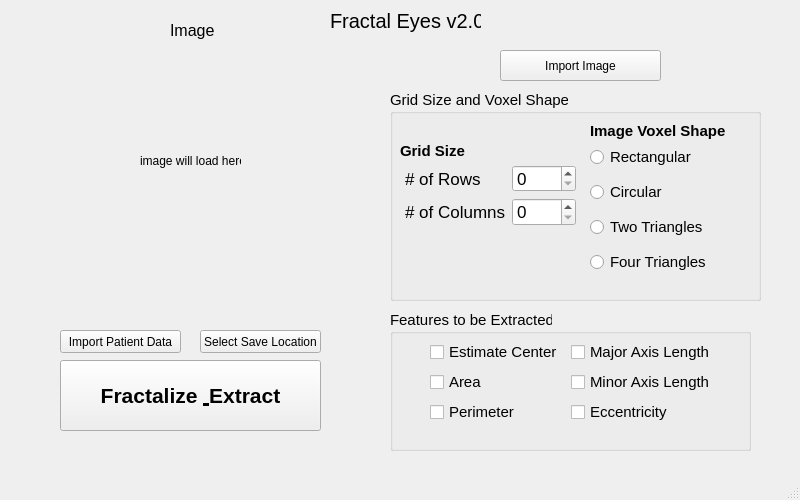
madbrown1/Fractal-Eyes-v2, file GUI/Ex_GUI.ui: the form before one commit.
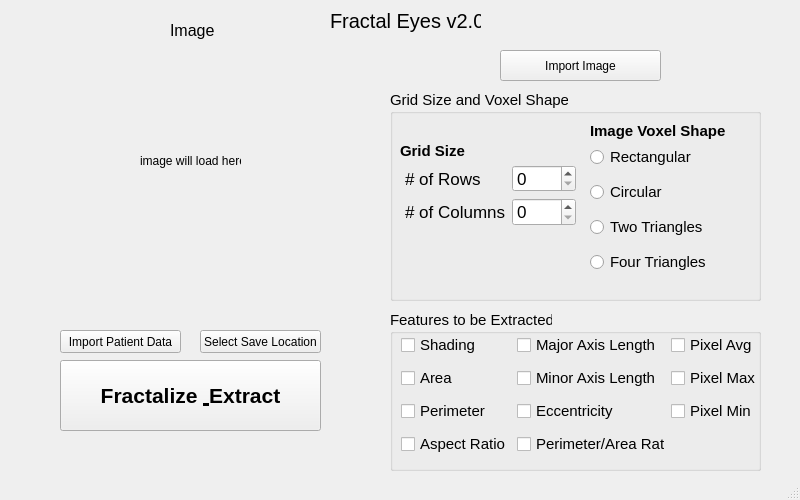
The form after the commit.

```diff
--- a/GUI/Ex_GUI.ui
+++ b/GUI/Ex_GUI.ui
@@ -259,8 +259,8 @@
      <rect>
       <x>390</x>
       <y>310</y>
-      <width>361</width>
-      <height>141</height>
+      <width>371</width>
+      <height>161</height>
      </rect>
     </property>
     <property name="font">
@@ -274,29 +274,17 @@
     <widget class="QWidget" name="formLayoutWidget_2">
      <property name="geometry">
       <rect>
-       <x>40</x>
-       <y>30</y>
-       <width>281</width>
-       <height>91</height>
+       <x>11</x>
+       <y>20</y>
+       <width>360</width>
+       <height>131</height>
       </rect>
      </property>
-     <layout class="QFormLayout" name="formLayout_2">
-      <property name="sizeConstraint">
-       <enum>QLayout::SetDefaultConstraint</enum>
-      </property>
-      <property name="fieldGrowthPolicy">
-       <enum>QFormLayout::ExpandingFieldsGrow</enum>
-      </property>
-      <property name="rowWrapPolicy">
-       <enum>QFormLayout::DontWrapRows</enum>
-      </property>
-      <property name="horizontalSpacing">
-       <number>8</number>
-      </property>
+     <layout class="QGridLayout" name="gridLayout_2">
       <item row="0" column="0">
        <widget class="QCheckBox" name="checkBox">
         <property name="text">
-         <string>Estimate Center</string>
+         <string>Shading</string>
         </property>
        </widget>
       </item>
@@ -307,6 +295,13 @@
         </property>
        </widget>
       </item>
+      <item row="0" column="2">
+       <widget class="QCheckBox" name="checkBox_11">
+        <property name="text">
+         <string>Pixel Avg</string>
+        </property>
+       </widget>
+      </item>
       <item row="1" column="0">
        <widget class="QCheckBox" name="checkBox_2">
         <property name="text">
@@ -321,6 +316,13 @@
         </property>
        </widget>
       </item>
+      <item row="1" column="2">
+       <widget class="QCheckBox" name="checkBox_12">
+        <property name="text">
+         <string>Pixel Max</string>
+        </property>
+       </widget>
+      </item>
       <item row="2" column="0">
        <widget class="QCheckBox" name="checkBox_3">
         <property name="text">
@@ -335,6 +337,27 @@
         </property>
        </widget>
       </item>
+      <item row="2" column="2">
+       <widget class="QCheckBox" name="checkBox_9">
+        <property name="text">
+         <string>Pixel Min</string>
+        </property>
+       </widget>
+      </item>
+      <item row="3" column="0">
+       <widget class="QCheckBox" name="checkBox_5">
+        <property name="text">
+         <string>Aspect Ratio</string>
+        </property>
+       </widget>
+      </item>
+      <item row="3" column="1">
+       <widget class="QCheckBox" name="checkBox_8">
+        <property name="text">
+         <string>Perimeter/Area Ratio</string>
+        </property>
+       </widget>
+      </item>
      </layout>
     </widget>
    </widget>
```
Left out of the diff: 2 changed lines with no effect on the pictures.
